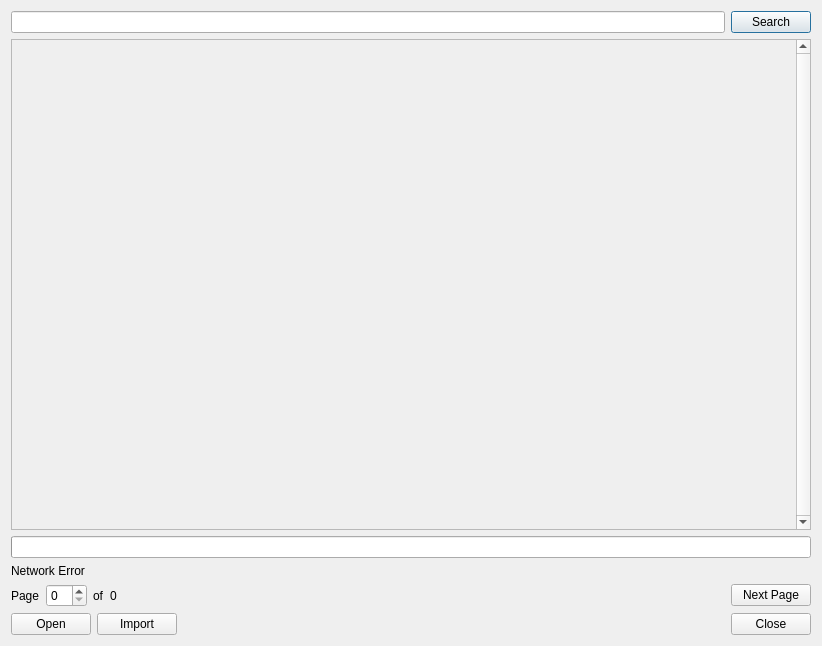
Above: src/gui/widgets/lottiefiles/lottiefiles_search_dialog.ui from mbasaglia/glaxnimate before the change. Below: the same form after it.
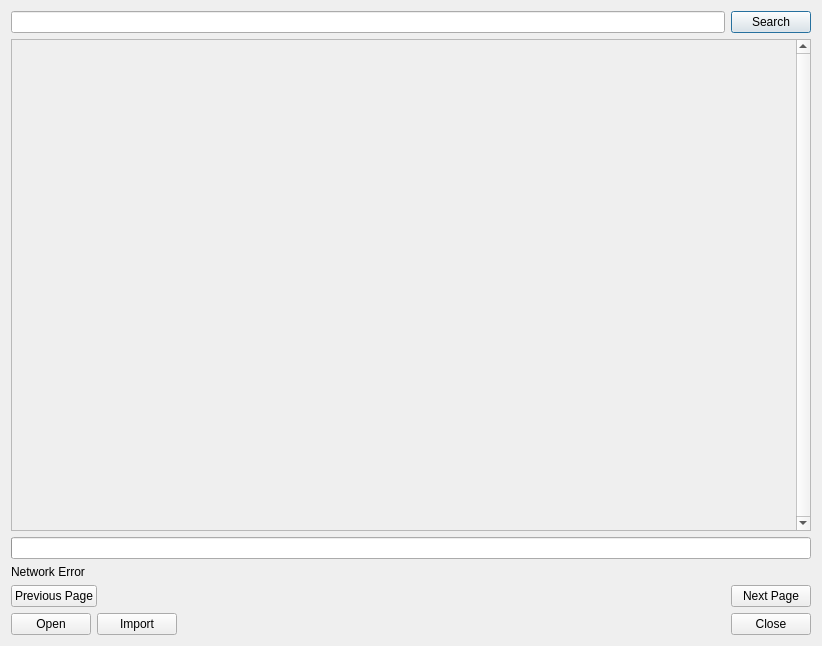
That is the form after the change. Icons and pictures are not drawn.

Patch:
```diff
--- a/src/gui/widgets/lottiefiles/lottiefiles_search_dialog.ui
+++ b/src/gui/widgets/lottiefiles/lottiefiles_search_dialog.ui
@@ -92,26 +92,12 @@
    <item>
     <layout class="QHBoxLayout" name="horizontalLayout_3">
      <item>
-      <widget class="QLabel" name="label">
+      <widget class="QPushButton" name="button_previous">
        <property name="text">
-        <string>Page</string>
+        <string>Previous Page</string>
        </property>
-      </widget>
-     </item>
-     <item>
-      <widget class="QSpinBox" name="spin_page"/>
-     </item>
-     <item>
-      <widget class="QLabel" name="label_2">
-       <property name="text">
-        <string>of</string>
-       </property>
-      </widget>
-     </item>
-     <item>
-      <widget class="QLabel" name="label_page_count">
-       <property name="text">
-        <string notr="true">0</string>
+       <property name="icon">
+        <iconset theme="go-previous"/>
        </property>
       </widget>
      </item>
```
Left out of the diff: 18 changed lines with no effect on the pictures.
